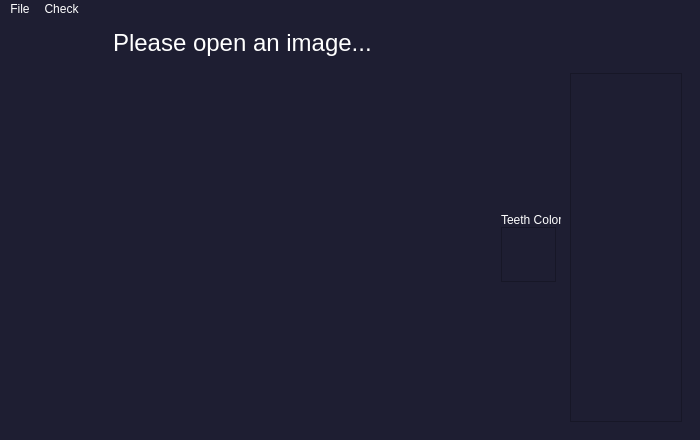
Before: the Qt Designer form app.ui in ahmed-sedky/smile-design, drawn with Qt 5.
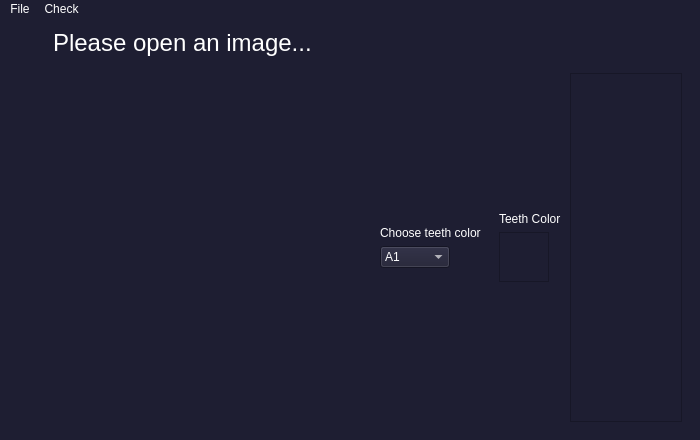
After: the same form once the commit is applied.

Commit message: Add option to color teeth

```diff
--- a/app.ui
+++ b/app.ui
@@ -74,35 +74,77 @@
        <property name="spacing">
         <number>0</number>
        </property>
+       <item alignment="Qt::AlignHCenter|Qt::AlignVCenter">
+        <widget class="QWidget" name="colorChangeWidget" native="true">
+         <property name="minimumSize">
+          <size>
+           <width>70</width>
+           <height>50</height>
+          </size>
+         </property>
+         <layout class="QVBoxLayout" name="verticalLayout_2">
+          <item alignment="Qt::AlignHCenter">
+           <widget class="QLabel" name="ChangeTeethColor">
+            <property name="maximumSize">
+             <size>
+              <width>16777215</width>
+              <height>20</height>
+             </size>
+            </property>
+            <property name="text">
+             <string>Choose teeth color</string>
+            </property>
+           </widget>
+          </item>
+          <item>
+           <widget class="QComboBox" name="colorsComboBox">
+            <property name="enabled">
+             <bool>true</bool>
+            </property>
+            <property name="minimumSize">
+             <size>
+              <width>0</width>
+              <height>0</height>
+             </size>
+            </property>
+            <property name="maximumSize">
+             <size>
+              <width>70</width>
+              <height>16777215</height>
+             </size>
+            </property>
+            <item>
+             <property name="text">
+              <string>A1</string>
+             </property>
+            </item>
+            <item>
+             <property name="text">
+              <string>B1</string>
+             </property>
+            </item>
+           </widget>
+          </item>
+         </layout>
+        </widget>
+       </item>
        <item alignment="Qt::AlignHCenter|Qt::AlignVCenter">
         <widget class="QWidget" name="teethColorWidget" native="true">
          <property name="minimumSize">
           <size>
-           <width>0</width>
-           <height>150</height>
+           <width>70</width>
+           <height>50</height>
           </size>
          </property>
          <property name="maximumSize">
           <size>
            <width>16777215</width>
-           <height>1111</height>
+           <height>16777215</height>
           </size>
          </property>
          <layout class="QVBoxLayout" name="verticalLayout">
-          <property name="spacing">
-           <number>0</number>
-          </property>
-          <property name="sizeConstraint">
-           <enum>QLayout::SetMinimumSize</enum>
-          </property>
           <item>
-           <widget class="QLabel" name="label">
-            <property name="maximumSize">
-             <size>
-              <width>60</width>
-              <height>20</height>
-             </size>
-            </property>
+           <widget class="QLabel" name="TeethColor">
             <property name="text">
              <string>Teeth Color</string>
             </property>
@@ -112,8 +154,8 @@
            <widget class="QGraphicsView" name="teethColor">
             <property name="maximumSize">
              <size>
-              <width>55</width>
-              <height>55</height>
+              <width>50</width>
+              <height>50</height>
              </size>
             </property>
             <property name="verticalScrollBarPolicy">
```
Left out of the diff: 50 changed lines with no effect on the pictures. The commit also changes 3 other files.
